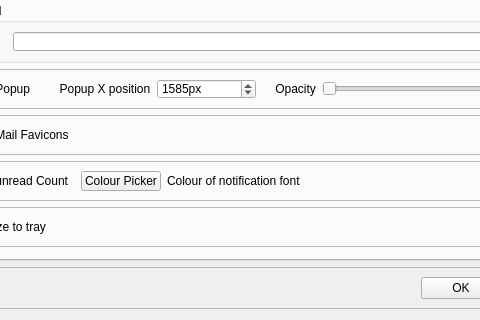
JackDinn/tbtray, file tbtrayui.ui: the form before one commit; both pictures show x 89 to 569 and y 175 to 495 of the 697 by 495 pixel window.
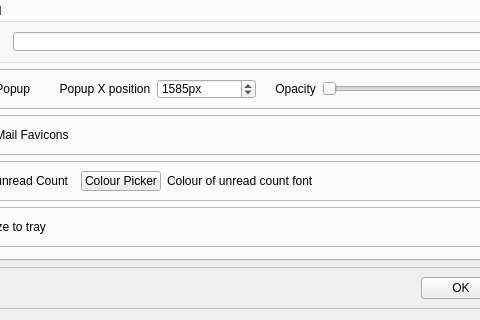
The form after the commit. Icons and pictures are not drawn.

```diff
--- a/tbtrayui.ui
+++ b/tbtrayui.ui
@@ -278,7 +278,7 @@
           <item>
            <widget class="QLabel" name="label_colour">
             <property name="text">
-             <string>Colour of notification font</string>
+             <string>Colour of unread count font</string>
             </property>
            </widget>
           </item>
```
